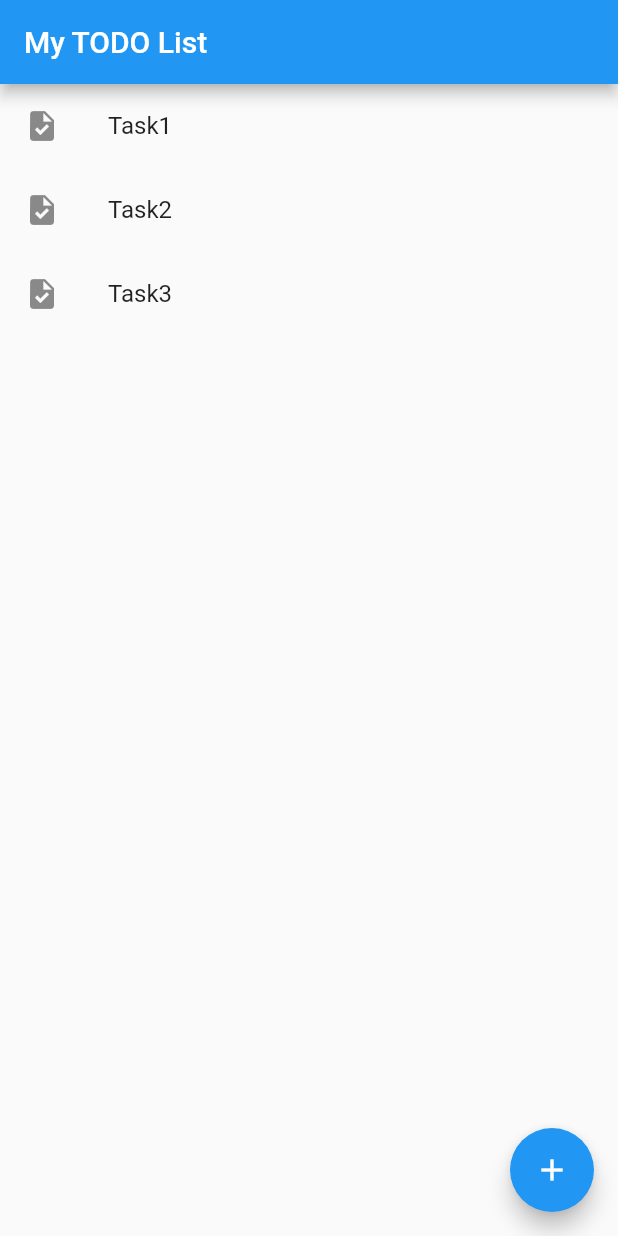
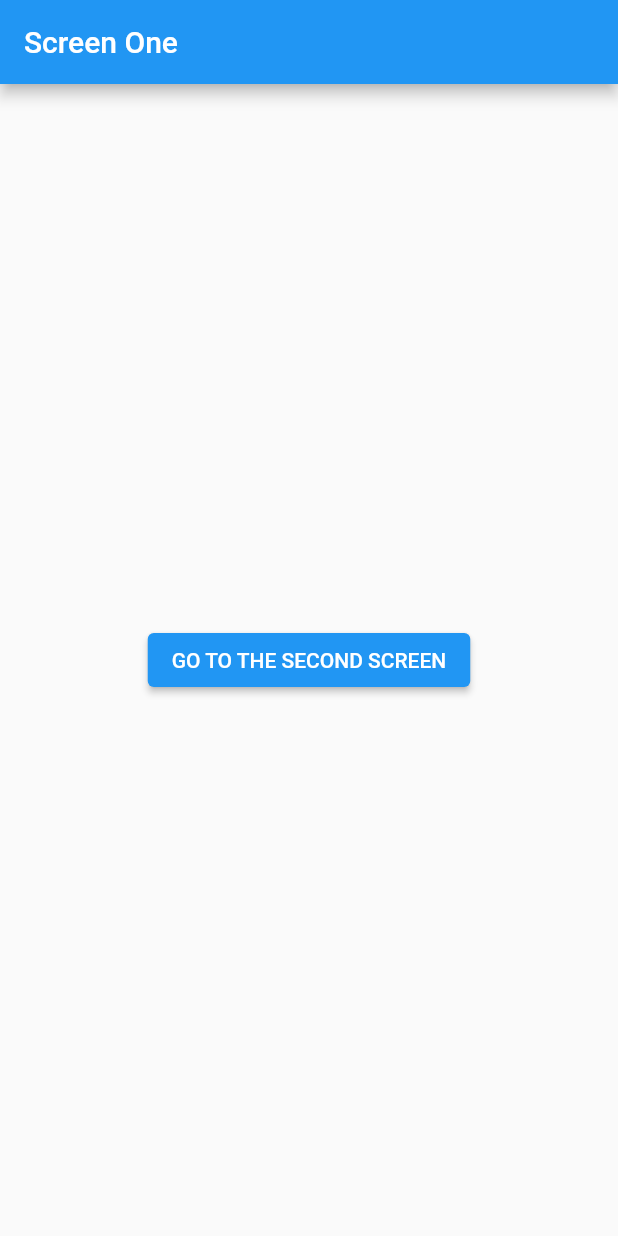
Before and after one commit to BeckiA/Mastering-Dart-and-Flutter-3, a Flutter app: the screen it shows after launch, on a phone screen of 412 x 824 dp. Run offline on Flutter 3.47's test engine with Material 2 defaults, Android fonts, the phone set to English and light mode, and no system bars.

```diff
--- a/my_app/lib/main.dart
+++ b/my_app/lib/main.dart
@@ -1,80 +1,41 @@
 import 'package:flutter/material.dart';
 
 void main() {
-  runApp(MaterialApp(
-    title: "To-Do List App",
-    home: MyHomePage(),
-  ));
+  runApp(MaterialApp(title: 'My Flutter', home: FirstScreen()));
 }
 
-class MyHomePage extends StatefulWidget {
-  _MyHomePageState createState() => _MyHomePageState();
-}
-
-class _MyHomePageState extends State<MyHomePage> {
-  // Initalization of to do lists with mock items
-  List<String> _todos = ['Task1', 'Task2', 'Task3'];
-
-  void _todo() {
-    showDialog(
-      context: context,
-      builder: (context) {
-        // Variable Initalization for the todo List Item which is going to be added
-        String todoItem = '';
-        return AlertDialog(
-          title: const Text("Add Your TODO's Here"),
-          content: TextField(
-            decoration: const InputDecoration(hintText: "Input Your Task Here"),
-            onChanged: (value) => setState(() {
-              todoItem = value;
-            }),
-          ),
-          actions: [
-            TextButton(
-                onPressed: () => Navigator.of(context).pop(),
-                child: const Text('Cancel')),
-            TextButton(
-                onPressed: () {
-                  setState(() {
-                    _todos.add(todoItem);
-                  });
-                  Navigator.of(context).pop();
-                },
-                child: const Text('Submit'))
-          ],
-        );
-      },
-    );
-  }
-
+class FirstScreen extends StatelessWidget {
   @override
   Widget build(BuildContext context) {
     return Scaffold(
-      appBar: AppBar(title: const Text("My TODO List")),
-      body: ListView.builder(
-          itemCount: _todos.length,
-          itemBuilder: (context, index) {
-            final todo = _todos[index]; // The current to-do item
+        appBar: AppBar(
+          title: const Text("Screen One"),
+        ),
+        //Center Widget with Elevated Button On It To Navigate to the Second Screen
+        body: Center(
+            child: ElevatedButton(
+          onPressed: () => Navigator.push(
+              context,
+              MaterialPageRoute(
+                builder: (context) => SecondScreen(),
+              )),
+          child: const Text('GO TO THE SECOND SCREEN'),
+        )));
+  }
+}
 
-            return ListTile(
-              leading: const Icon(Icons.task),
-              title: Text(todo,
-                  style: TextStyle(
-                      decoration: todo.startsWith('-')
-                          ? TextDecoration.lineThrough
-                          : TextDecoration.none)),
-              onTap: () => setState(() {
-                if (todo.startsWith('-')) {
-                  _todos[index] = todo.substring(
-                      2); // If the item is already checked, uncheck it
-                } else {
-                  _todos[index] = '- $todo'; // Otherwise, check it
-                }
-              }),
-            );
-          }),
-      floatingActionButton:
-          FloatingActionButton(onPressed: _todo, child: const Icon(Icons.add)),
+class SecondScreen extends StatelessWidget {
+  @override
+  Widget build(BuildContext context) {
+    return Scaffold(
+      appBar: AppBar(
+        title: const Text("Screen Two"),
+      ),
+      body: Center(
+        child: ElevatedButton(
+            onPressed: () => Navigator.pop(context),
+            child: const Text('GO TO THE FIRST SCREEN')),
+      ),
     );
   }
 }
```
